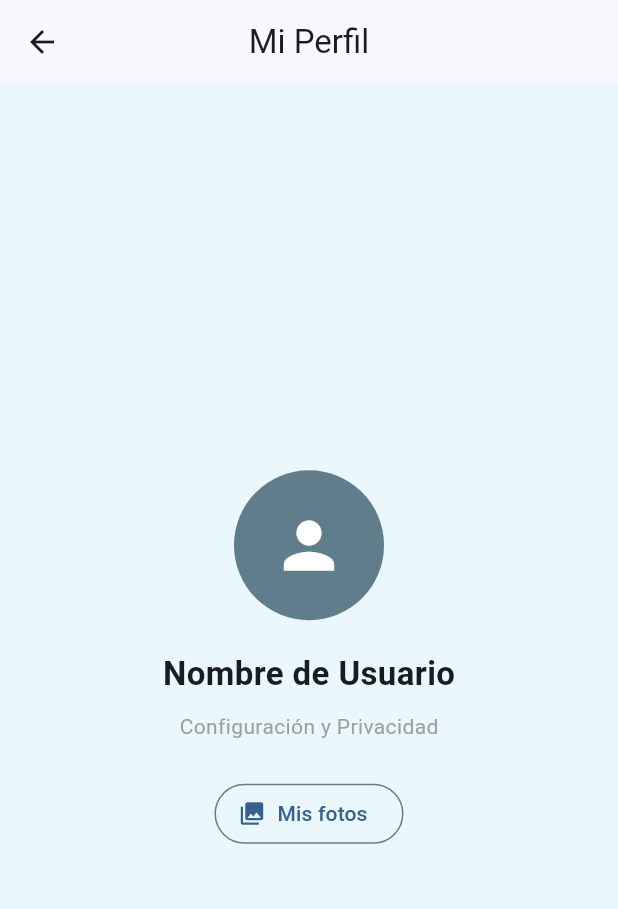
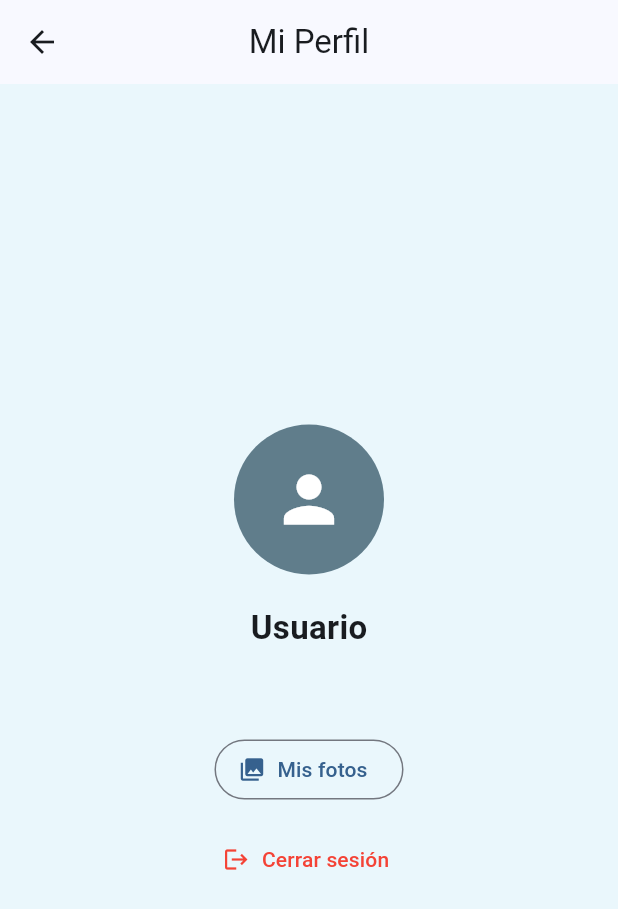
Before and after one commit to Mario7w78/FotoParada, a Flutter app: the ProfileView screen opened directly, on a phone screen of 412 x 824 dp. Shown: the top 909 px of the screen. Run offline on Flutter 3.47's test engine with Material 3 defaults, Android fonts, the phone set to English and light mode, and no system bars; our stand-ins replace cloud_firestore, firebase_auth, firebase_core, flutter_map, geolocator, image_picker and 2 more; missing offline and left inert: a package; accounts and stored records are empty.

Commit message:
fix: pendientes de comentarios.md
- Botón de cerrar sesión en el perfil (ProfileViewModel).
- El perfil muestra el nombre y correo del usuario que inició sesión.
- El saludo del inicio usa la hora y el nombre del usuario, no "MARIO" fijo.
- Se corrigen los 3 avisos del analyzer en los archivos del mapa.
- flutter_localizations: calendarios y textos de Material en español.

```diff
--- a/fotoparada/lib/view/Map/map_preview_view.dart
+++ b/fotoparada/lib/view/Map/map_preview_view.dart
@@ -1,4 +1,3 @@
-import 'package:flutter/cupertino.dart';
 import 'package:flutter/material.dart';
 import 'package:fotoparada/routes/app_routes.dart';
 import 'package:fotoparada/view/Map/map_view.dart';
--- a/fotoparada/lib/view/profile_view.dart
+++ b/fotoparada/lib/view/profile_view.dart
@@ -1,9 +1,52 @@
 import 'package:flutter/material.dart';
 
 import '../routes/app_routes.dart';
+import '../viewmodel/profile_viewmodel.dart';
 
-class ProfileView extends StatelessWidget {
-  const ProfileView({super.key});
+class ProfileView extends StatefulWidget {
+  const ProfileView({super.key, this.viewModel});
+
+  /// Permite inyectar un viewmodel en las pruebas.
+  final ProfileViewModel? viewModel;
+
+  @override
+  State<ProfileView> createState() => _ProfileViewState();
+}
+
+class _ProfileViewState extends State<ProfileView> {
+  late final ProfileViewModel _viewModel =
+      widget.viewModel ?? ProfileViewModel();
+
+  @override
+  void dispose() {
+    if (widget.viewModel == null) _viewModel.dispose();
+    super.dispose();
+  }
+
+  Future<void> _cerrarSesion() async {
+    final confirmado = await showDialog<bool>(
+      context: context,
+      builder: (context) => AlertDialog(
+        title: const Text('¿Cerrar sesión?'),
+        actions: [
+          TextButton(
+            onPressed: () => Navigator.pop(context, false),
+            child: const Text('Cancelar'),
+          ),
+          TextButton(
+            onPressed: () => Navigator.pop(context, true),
+            style: TextButton.styleFrom(foregroundColor: Colors.red),
+            child: const Text('Cerrar sesión'),
+          ),
+        ],
+      ),
+    );
+    if (confirmado != true) return;
+
+    await _viewModel.cerrarSesion();
+    if (!mounted) return;
+    Navigator.pushNamedAndRemoveUntil(context, AppRoutes.login, (_) => false);
+  }
 
   @override
   Widget build(BuildContext context) {
@@ -12,7 +55,9 @@ class ProfileView extends StatelessWidget {
         title: const Text('Mi Perfil'),
         centerTitle: true,
       ),
-      body: Center(
+      body: ListenableBuilder(
+        listenable: _viewModel,
+        builder: (context, _) => Center(
           child: Column(
             mainAxisAlignment: MainAxisAlignment.center,
             children: [
@@ -22,22 +67,34 @@ class ProfileView extends StatelessWidget {
                 child: Icon(Icons.person, size: 50, color: Colors.white),
               ),
               const SizedBox(height: 20),
-            const Text(
-              'Nombre de Usuario',
-              style: TextStyle(fontSize: 22, fontWeight: FontWeight.bold),
+              Text(
+                _viewModel.nombre,
+                style: const TextStyle(
+                  fontSize: 22,
+                  fontWeight: FontWeight.bold,
+                ),
               ),
               const SizedBox(height: 10),
-            const Text(
-              'Configuración y Privacidad',
-              style: TextStyle(color: Colors.grey),
+              Text(
+                _viewModel.email,
+                style: const TextStyle(color: Colors.grey),
               ),
               const SizedBox(height: 24),
               OutlinedButton.icon(
-              onPressed: () => Navigator.pushNamed(context, AppRoutes.myPhotos),
+                onPressed: () =>
+                    Navigator.pushNamed(context, AppRoutes.myPhotos),
                 icon: const Icon(Icons.photo_library),
                 label: const Text('Mis fotos'),
               ),
+              const SizedBox(height: 12),
+              TextButton.icon(
+                onPressed: _viewModel.isSigningOut ? null : _cerrarSesion,
+                style: TextButton.styleFrom(foregroundColor: Colors.red),
+                icon: const Icon(Icons.logout),
+                label: const Text('Cerrar sesión'),
+              ),
             ],
+          ),
         ),
       ),
     );
--- a/fotoparada/lib/viewmodel/map_viewmodel.dart
+++ b/fotoparada/lib/viewmodel/map_viewmodel.dart
@@ -26,6 +26,7 @@ class MapViewModel extends ChangeNotifier {
   // Punto en el que deben centrarse los mapas que usan este viewmodel.
   LatLng? get center => _center;
   bool get isLoading => _isLoading;
+  bool get isSearching => _isSearching;
   String? get errorMessage => _errorMessage;
 
   void moveTo(LatLng point) {
--- /dev/null
+++ b/fotoparada/lib/viewmodel/profile_viewmodel.dart
@@ -0,0 +1,33 @@
+import 'package:flutter/foundation.dart';
+
+import '../services/auth_service.dart';
+
+class ProfileViewModel extends ChangeNotifier {
+  ProfileViewModel({AuthService? authService})
+      : _authService = authService ?? AuthService();
+
+  final AuthService _authService;
+
+  bool _isSigningOut = false;
+  bool get isSigningOut => _isSigningOut;
+
+  String get nombre {
+    final nombre = _authService.displayName.trim();
+    return nombre.isEmpty ? 'Usuario' : nombre;
+  }
+
+  String get email => _authService.currentUser?.email ?? '';
+
+  Future<void> cerrarSesion() async {
+    if (_isSigningOut) return;
+    _isSigningOut = true;
+    notifyListeners();
+
+    try {
+      await _authService.signOut();
+    } finally {
+      _isSigningOut = false;
+      notifyListeners();
+    }
+  }
+}
--- a/fotoparada/pubspec.yaml
+++ b/fotoparada/pubspec.yaml
@@ -29,6 +29,8 @@ environment:
 # versions available, run `flutter pub outdated`.
 dependencies:
   flutter:
+    sdk: flutter
+  flutter_localizations:
     sdk: flutter
 
   # Paquete HTTP nativo
```
Also changed, not shown: fotoparada/lib/main.dart (+9 -0 lines), fotoparada/lib/view/Map/map_home_view.dart (+21 -2 lines), fotoparada/pubspec.lock. Lines whose indentation alone changed are shown as unchanged.
